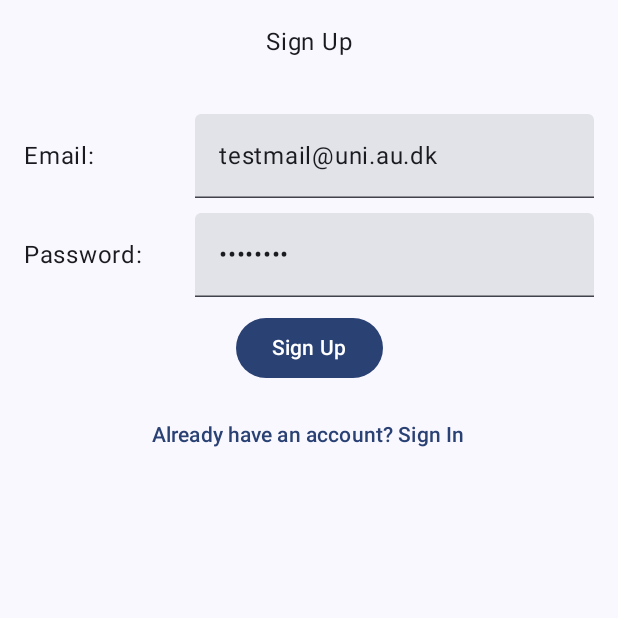
After one commit to Bagg3/WeatherWear, an Android app built with Jetpack Compose: the SignUpScreen screen opened through its navigation route, on a phone screen of 412 x 824 dp, the top half of it. The commit adds this screen. Run offline under Robolectric (Android 15) with nearby library versions, the phone set to English and light mode, and no system bars; our stand-ins replace Firebase (no records; nobody signed in at launch, a user with empty details on screens opened directly); 1 statement that could not run was skipped.

Commit message:
WIP, sign in and signup

```diff
--- a/app/build.gradle.kts
+++ b/app/build.gradle.kts
@@ -53,6 +53,8 @@ android {
 
     dependencies {
 
+        // implementation(libs.androidx.navigation.compose.jvmstubs) // Remove this line
+        implementation(libs.androidx.navigation.compose.android)
         val composeBom = platform("androidx.compose:compose-bom:2024.05.00")
         implementation(composeBom)
         androidTestImplementation(composeBom)
--- a/app/src/main/java/com/mad/weatherwear/MainActivity.kt
+++ b/app/src/main/java/com/mad/weatherwear/MainActivity.kt
@@ -4,21 +4,31 @@ import android.os.Bundle
 import androidx.activity.ComponentActivity
 import androidx.activity.compose.setContent
 import androidx.activity.enableEdgeToEdge
+import androidx.activity.viewModels
 import androidx.compose.foundation.layout.fillMaxSize
 import androidx.compose.foundation.layout.padding
 import androidx.compose.material3.Scaffold
 import androidx.compose.material3.Text
 import androidx.compose.runtime.Composable
+import androidx.compose.runtime.collectAsState
+import androidx.compose.runtime.getValue
 import androidx.compose.ui.Modifier
 import androidx.compose.ui.tooling.preview.Preview
+import androidx.navigation.compose.NavHost
+import androidx.navigation.compose.composable
+import androidx.navigation.compose.rememberNavController
 import com.google.android.gms.location.FusedLocationProviderClient
 import com.google.android.gms.location.LocationServices
+import com.mad.weatherwear.authentication.AuthViewModel
+import com.mad.weatherwear.authentication.SignInScreen
+import com.mad.weatherwear.authentication.SignUpScreen
 import com.mad.weatherwear.service.location.LocationService
 import com.mad.weatherwear.ui.theme.WeatherWearTheme
 
 class MainActivity : ComponentActivity() {
     private lateinit var mapsClient: FusedLocationProviderClient
     private lateinit var locationService: LocationService
+    private val authViewModel: AuthViewModel by viewModels()
 
 
     override fun onCreate(savedInstanceState: Bundle?) {
@@ -32,11 +42,43 @@ class MainActivity : ComponentActivity() {
         enableEdgeToEdge()
         setContent {
             WeatherWearTheme {
+                val navController = rememberNavController()
+                val currentUser by authViewModel.currentUser.collectAsState()
+
                 Scaffold(modifier = Modifier.fillMaxSize()) { innerPadding ->
-                    Greeting(
-                        name = "Android",
+                    NavHost(
+                        navController = navController,
+                        // Start destination depends on whether a user is logged in
+                        startDestination = if (currentUser == null) "signin" else "greeting",
                         modifier = Modifier.padding(innerPadding)
-                    )
+                    ) {
+                        composable("signin") {
+                            SignInScreen(
+                                authViewModel = authViewModel,
+                                onNavigateToSignUp = { navController.navigate("signup") },
+                                onSignInSuccess = {
+                                    navController.navigate("greeting") {
+                                        popUpTo("signin") { inclusive = true } // Clear back stack
+                                    }
+                                }
+                            )
+                        }
+                        composable("signup") {
+                            SignUpScreen(
+                                authViewModel = authViewModel,
+                                onNavigateToSignIn = { navController.navigate("signin") },
+                                onSignUpSuccess = {
+                                    navController.navigate("greeting") {
+                                        popUpTo("signin") { inclusive = true } // Clear back stack
+                                    }
+                                }
+                            )
+                        }
+                        composable("greeting") {
+                            Greeting(name = "Android")
+                        }
+                        // Add other destinations here
+                    }
                 }
             }
         }
--- /dev/null
+++ b/app/src/main/java/com/mad/weatherwear/authentication/SignUpScreen.kt
@@ -0,0 +1,107 @@
+package com.mad.weatherwear.authentication
+
+import androidx.compose.foundation.layout.Arrangement
+import androidx.compose.foundation.layout.Column
+import androidx.compose.foundation.layout.Row
+import androidx.compose.foundation.layout.Spacer
+import androidx.compose.foundation.layout.height
+import androidx.compose.foundation.layout.padding
+import androidx.compose.foundation.text.KeyboardOptions
+import androidx.compose.material3.Button
+import androidx.compose.material3.Text
+import androidx.compose.material3.TextButton
+import androidx.compose.material3.TextField
+import androidx.compose.runtime.Composable
+import androidx.compose.runtime.LaunchedEffect
+import androidx.compose.runtime.collectAsState
+import androidx.compose.runtime.getValue
+import androidx.compose.runtime.mutableStateOf
+import androidx.compose.runtime.remember
+import androidx.compose.runtime.setValue
+import androidx.compose.ui.Alignment
+import androidx.compose.ui.Modifier
+import androidx.compose.ui.graphics.Color
+import androidx.compose.ui.text.input.KeyboardType
+import androidx.compose.ui.text.input.PasswordVisualTransformation
+import androidx.compose.ui.unit.dp
+
+@Composable
+fun SignUpScreen(
+    authViewModel: AuthViewModel,
+    onNavigateToSignIn: () -> Unit,
+    onSignUpSuccess: () -> Unit
+) {
+    var emailInput by remember { mutableStateOf("testmail@uni.au.dk") }
+    var passwordInput by remember { mutableStateOf("Test1234") }
+    var formErrorMessage by remember { mutableStateOf<String?>(null) }
+
+    val authError by authViewModel.authError.collectAsState()
+    val currentUser by authViewModel.currentUser.collectAsState()
+
+    LaunchedEffect(currentUser) {
+        if (currentUser != null) {
+            onSignUpSuccess()
+        }
+    }
+
+    LaunchedEffect(authError) {
+        if (authError != null) {
+            formErrorMessage = authError
+            authViewModel.clearError() // Clear error after displaying
+        }
+    }
+
+    Column(
+        modifier = Modifier.padding(16.dp),
+        verticalArrangement = Arrangement.spacedBy(10.dp),
+        horizontalAlignment = Alignment.CenterHorizontally
+    ) {
+        Text("Sign Up")
+        Spacer(modifier = Modifier.height(16.dp))
+
+        Row(verticalAlignment = Alignment.CenterVertically) {
+            Text("Email:", modifier = Modifier.weight(0.3f))
+            TextField(
+                value = emailInput,
+                onValueChange = { emailInput = it },
+                keyboardOptions = KeyboardOptions(keyboardType = KeyboardType.Email),
+                modifier = Modifier.weight(0.7f)
+            )
+        }
+
+        Row(verticalAlignment = Alignment.CenterVertically) {
+            Text("Password:", modifier = Modifier.weight(0.3f))
+            TextField(
+                value = passwordInput,
+                onValueChange = { passwordInput = it },
+                keyboardOptions = KeyboardOptions(keyboardType = KeyboardType.Password),
+                visualTransformation = PasswordVisualTransformation(),
+                modifier = Modifier.weight(0.7f)
+            )
+        }
+
+        formErrorMessage?.let {
+            Text(
+                text = it,
+                color = Color.Red,
+                modifier = Modifier.padding(vertical = 4.dp)
+            )
+        }
+
+        Button(onClick = {
+            formErrorMessage = null // Clear previous form error
+            if (!Email.validate(emailInput)) {
+                formErrorMessage = "Invalid email format"
+            } else if (!Password.validate(passwordInput)) {
+                formErrorMessage =
+                    "Password must be at least 8 characters, including letters and numbers."
+            } else {
+                authViewModel.signUp(Email(emailInput), Password(passwordInput))
+            }
+        }) { Text("Sign Up") }
+
+        TextButton(onClick = onNavigateToSignIn) {
+            Text("Already have an account? Sign In")
+        }
+    }
+}
--- a/gradle/libs.versions.toml
+++ b/gradle/libs.versions.toml
@@ -11,6 +11,8 @@ activityCompose = "1.10.0"
 composeBom = "2024.04.01"
 firebaseFirestore = "25.1.4"
 playServicesLocation = "21.3.0"
+navigationComposeJvmstubs = "2.9.0"
+navigationComposeAndroid = "2.9.0"
 
 [libraries]
 androidx-core-ktx = { group = "androidx.core", name = "core-ktx", version.ref = "coreKtx" }
@@ -31,6 +33,8 @@ firebase-firestore = { group = "com.google.firebase", name = "firebase-firestore
 play-services-location = { group = "com.google.android.gms", name = "play-services-location", version.ref = "playServicesLocation" }
 firebase-auth = { module = "com.google.firebase:firebase-auth" }
 firebase-bom = { module = "com.google.firebase:firebase-bom", version.ref = "firebaseBom" }
+androidx-navigation-compose-jvmstubs = { group = "androidx.navigation", name = "navigation-compose-jvmstubs", version.ref = "navigationComposeJvmstubs" }
+androidx-navigation-compose-android = { group = "androidx.navigation", name = "navigation-compose-android", version.ref = "navigationComposeAndroid" }
 
 
 [plugins]
```
Also changed, not shown: app/src/main/java/com/mad/weatherwear/authentication/AuthViewModel.kt (added, +57 -0 lines), app/src/main/java/com/mad/weatherwear/authentication/SignUp.kt (deleted, +0 -62 lines). Lines whose indentation alone changed are shown as unchanged.
